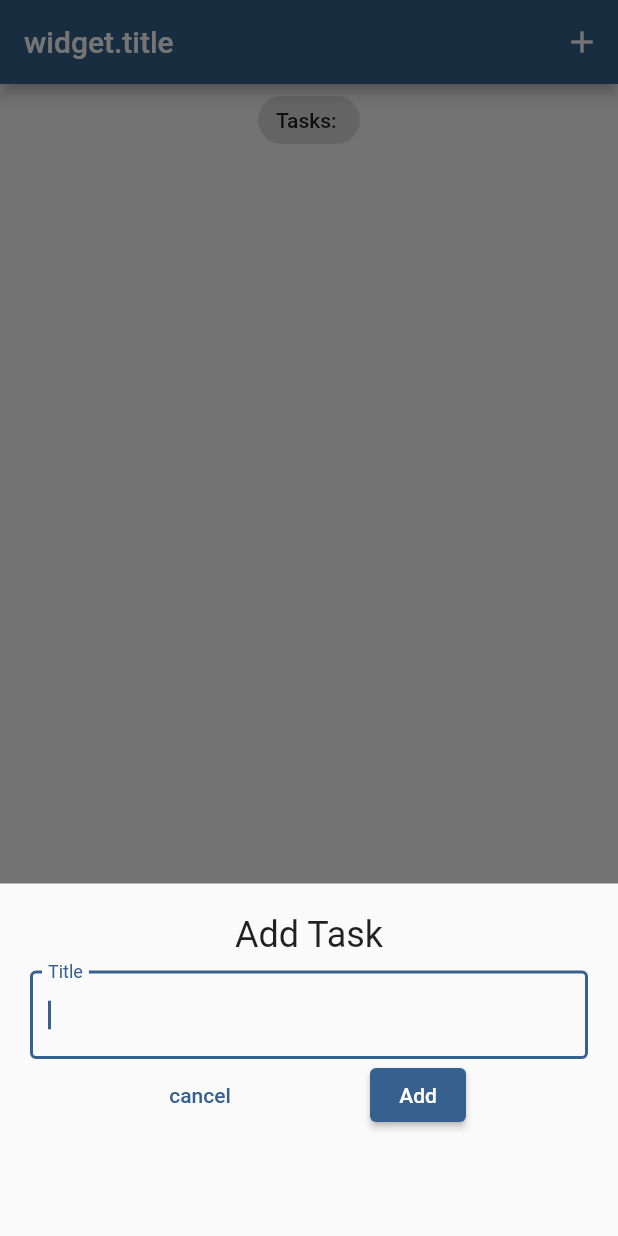
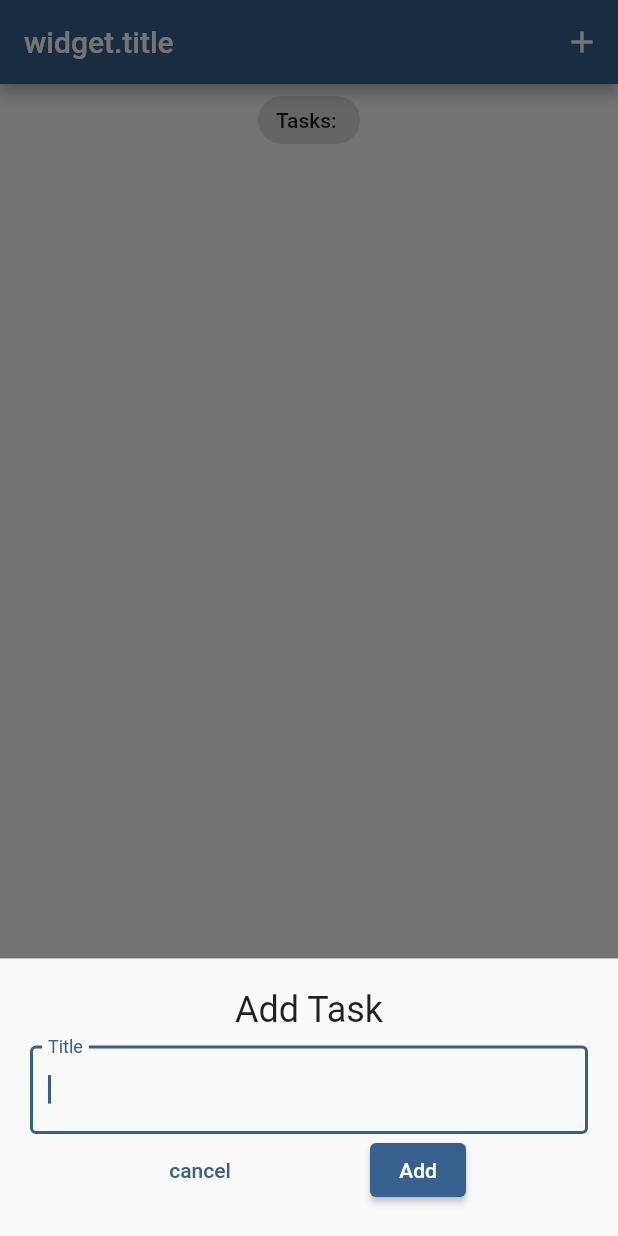
Before and after one commit to yakut54/todo, a Flutter app: the screen it shows after launch, after a tap on the "add" icon, on a phone screen of 412 x 824 dp. Run offline on Flutter 3.47's test engine with Material 2 defaults, Android fonts, the phone set to English and light mode, and no system bars; our stand-ins replace bloc, equatable, flutter_bloc, hydrated_bloc.

Commit message:
hydroBloc 2

```diff
--- a/lib/screens/task_screen.dart
+++ b/lib/screens/task_screen.dart
@@ -14,19 +14,14 @@ class TaskScreen extends StatefulWidget {
 
 class _TaskScreenState extends State<TaskScreen> {
   _addTask(BuildContext context) {
-    final shared = List.filled(13, []);
-    shared[0].add(123);
-    shared[1].add(3445);
-
-    print(shared);
-
     showModalBottomSheet(
+      isScrollControlled: true,
       context: context,
       builder: (context) {
         return SingleChildScrollView(
           child: Container(
             padding: EdgeInsets.only(
-              bottom: MediaQuery.of(context).viewInsets.bottom + 50,
+              bottom: MediaQuery.of(context).viewInsets.bottom,
             ),
             child: const AddTaskScreen(),
           ),
```
